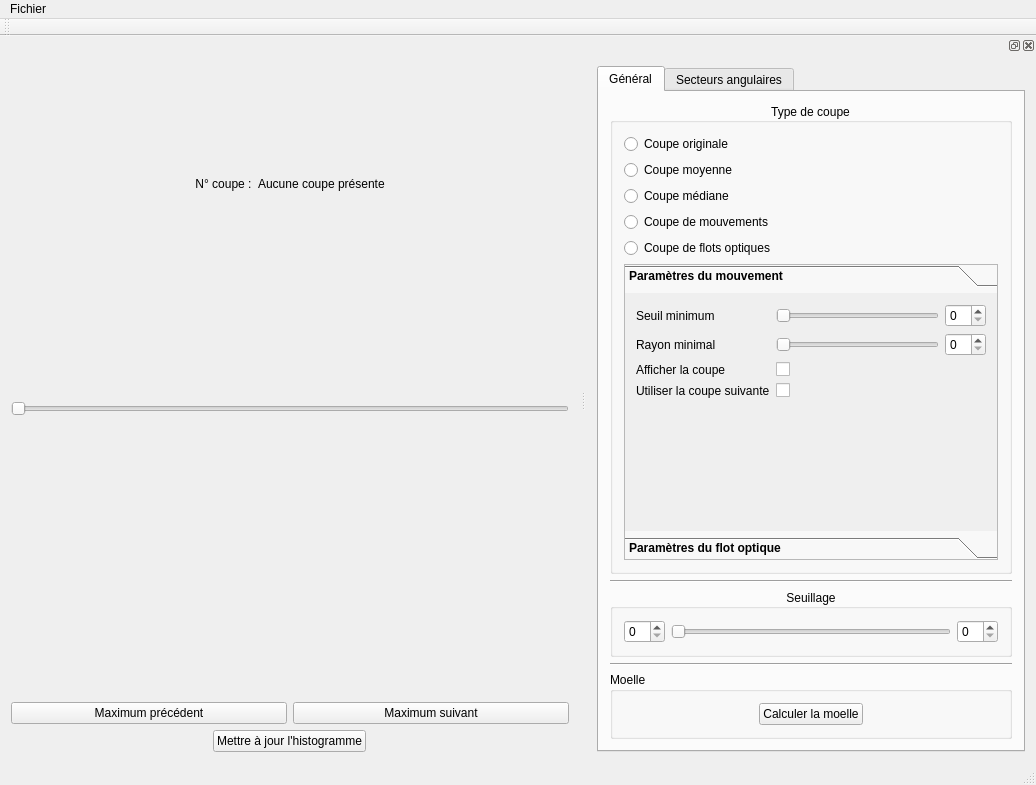
The window that ui/mainwindow.ui (akrah/TKDetection) describes before a commit, drawn with Qt 5.
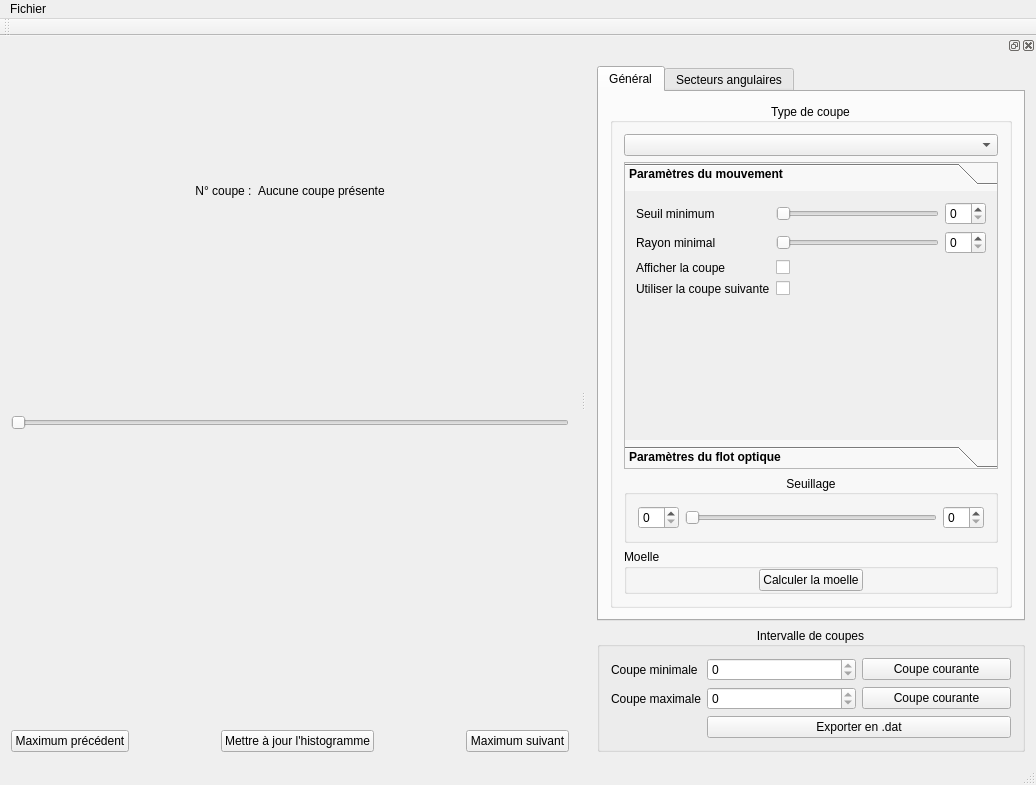
The same window after the commit. Custom widgets are drawn as their Qt base class.

Commit message: Ajout de l'export .dat

The edit to the form file:
```diff
--- a/ui/mainwindow.ui
+++ b/ui/mainwindow.ui
@@ -172,19 +172,18 @@
        </widget>
       </item>
       <item>
-       <widget class="QPushButton" name="_buttonNextMaximum">
-        <property name="text">
-         <string>Maximum suivant</string>
+       <spacer name="horizontalSpacer_3">
+        <property name="orientation">
+         <enum>Qt::Horizontal</enum>
         </property>
-       </widget>
-      </item>
-     </layout>
-    </item>
-    <item>
-     <layout class="QHBoxLayout" name="horizontalLayout">
-      <property name="bottomMargin">
-       <number>0</number>
-      </property>
+        <property name="sizeHint" stdset="0">
+         <size>
+          <width>40</width>
+          <height>20</height>
+         </size>
+        </property>
+       </spacer>
+      </item>
       <item>
        <widget class="QPushButton" name="_buttonUpdateSliceHistogram">
         <property name="sizePolicy">
@@ -198,6 +197,26 @@
         </property>
        </widget>
       </item>
+      <item>
+       <spacer name="horizontalSpacer_4">
+        <property name="orientation">
+         <enum>Qt::Horizontal</enum>
+        </property>
+        <property name="sizeHint" stdset="0">
+         <size>
+          <width>40</width>
+          <height>20</height>
+         </size>
+        </property>
+       </spacer>
+      </item>
+      <item>
+       <widget class="QPushButton" name="_buttonNextMaximum">
+        <property name="text">
+         <string>Maximum suivant</string>
+        </property>
+       </widget>
+      </item>
      </layout>
     </item>
    </layout>
@@ -235,7 +254,7 @@
    <property name="minimumSize">
     <size>
      <width>450</width>
-     <height>601</height>
+     <height>683</height>
     </size>
    </property>
    <property name="floating">
@@ -266,39 +285,7 @@
            </property>
            <layout class="QVBoxLayout" name="verticalLayout">
             <item>
-             <widget class="QRadioButton" name="_radioCurrentSlice">
-              <property name="text">
-               <string>Coupe originale</string>
-              </property>
-             </widget>
-            </item>
-            <item>
-             <widget class="QRadioButton" name="_radioAverageSlice">
-              <property name="text">
-               <string>Coupe moyenne</string>
-              </property>
-             </widget>
-            </item>
-            <item>
-             <widget class="QRadioButton" name="_radioMedianSlice">
-              <property name="text">
-               <string>Coupe médiane</string>
-              </property>
-             </widget>
-            </item>
-            <item>
-             <widget class="QRadioButton" name="_radioMovementSlice">
-              <property name="text">
-               <string>Coupe de mouvements</string>
-              </property>
-             </widget>
-            </item>
-            <item>
-             <widget class="QRadioButton" name="_radioFlowSlice">
-              <property name="text">
-               <string>Coupe de flots optiques</string>
-              </property>
-             </widget>
+             <widget class="QComboBox" name="_comboSliceType"/>
             </item>
             <item>
              <widget class="QToolBox" name="_toolboxSliceParameters">
@@ -317,7 +304,7 @@
                  <x>0</x>
                  <y>0</y>
                  <width>382</width>
-                 <height>231</height>
+                 <height>152</height>
                 </rect>
                </property>
                <attribute name="label">
@@ -476,7 +463,7 @@
                  <x>0</x>
                  <y>0</y>
                  <width>382</width>
-                 <height>231</height>
+                 <height>152</height>
                 </rect>
                </property>
                <attribute name="label">
@@ -605,16 +592,6 @@
               </widget>
              </widget>
             </item>
-           </layout>
-          </widget>
-         </item>
-         <item>
-          <widget class="Line" name="line">
-           <property name="orientation">
-            <enum>Qt::Horizontal</enum>
-           </property>
-          </widget>
-         </item>
          <item>
           <widget class="QGroupBox" name="groupBox_2">
            <property name="title">
@@ -647,19 +624,15 @@
            </layout>
           </widget>
          </item>
-         <item>
-          <widget class="Line" name="line_3">
-           <property name="orientation">
-            <enum>Qt::Horizontal</enum>
-           </property>
-          </widget>
-         </item>
          <item>
           <widget class="QGroupBox" name="groupBox_3">
            <property name="title">
             <string>Moelle</string>
            </property>
            <layout class="QHBoxLayout" name="horizontalLayout_11">
+               <property name="margin">
+                <number>0</number>
+               </property>
             <item>
              <widget class="QPushButton" name="_buttonComputeMarrow">
               <property name="sizePolicy">
@@ -678,6 +651,9 @@
          </item>
         </layout>
        </widget>
+         </item>
+        </layout>
+       </widget>
        <widget class="QWidget" name="_tabSectors">
         <attribute name="title">
          <string>Secteurs angulaires</string>
@@ -729,74 +705,6 @@
            </layout>
           </widget>
          </item>
-         <item>
-          <widget class="QGroupBox" name="groupBox_7">
-           <property name="title">
-            <string>Intervalle de coupes</string>
-           </property>
-           <property name="alignment">
-            <set>Qt::AlignCenter</set>
-           </property>
-           <layout class="QFormLayout" name="formLayout_3">
-            <property name="fieldGrowthPolicy">
-             <enum>QFormLayout::AllNonFixedFieldsGrow</enum>
-            </property>
-            <item row="0" column="0">
-             <widget class="QLabel" name="label_7">
-              <property name="text">
-               <string>Coupe minimale</string>
-              </property>
-             </widget>
-            </item>
-            <item row="0" column="1">
-             <layout class="QHBoxLayout" name="horizontalLayout_5">
-              <item>
-               <widget class="QSpinBox" name="_spinMinSectorSlice">
-                <property name="maximum">
-                 <number>0</number>
-                </property>
-               </widget>
-              </item>
-              <item>
-               <widget class="QPushButton" name="_buttonSliceMinimalSector">
-                <property name="text">
-                 <string>Coupe courante</string>
-                </property>
-               </widget>
-              </item>
-             </layout>
-            </item>
-            <item row="1" column="0">
-             <widget class="QLabel" name="label_8">
-              <property name="text">
-               <string>Coupe maximale</string>
-              </property>
-             </widget>
-            </item>
-            <item row="1" column="1">
-             <layout class="QHBoxLayout" name="horizontalLayout_6">
-              <property name="bottomMargin">
-               <number>0</number>
-              </property>
-              <item>
-               <widget class="QSpinBox" name="_spinMaxSectorSlice">
-                <property name="maximum">
-                 <number>0</number>
-                </property>
-               </widget>
-              </item>
-              <item>
-               <widget class="QPushButton" name="_buttonSliceMaximalSector">
-                <property name="text">
-                 <string>Coupe courante</string>
-                </property>
-               </widget>
-              </item>
-             </layout>
-            </item>
-           </layout>
-          </widget>
-         </item>
          <item>
           <widget class="QGroupBox" name="groupBox_5">
            <property name="title">
@@ -827,13 +735,6 @@
            </property>
           </widget>
          </item>
-         <item>
-          <widget class="Line" name="line_2">
-           <property name="orientation">
-            <enum>Qt::Horizontal</enum>
-           </property>
-          </widget>
-         </item>
          <item>
           <widget class="QTabWidget" name="tabWidget">
            <property name="tabPosition">
@@ -923,6 +824,81 @@
        </widget>
       </widget>
      </item>
+     <item>
+      <widget class="QGroupBox" name="groupBox_7">
+       <property name="title">
+        <string>Intervalle de coupes</string>
+       </property>
+       <property name="alignment">
+        <set>Qt::AlignCenter</set>
+       </property>
+       <layout class="QFormLayout" name="formLayout_3">
+        <property name="fieldGrowthPolicy">
+         <enum>QFormLayout::AllNonFixedFieldsGrow</enum>
+        </property>
+        <item row="0" column="0">
+         <widget class="QLabel" name="label_7">
+          <property name="text">
+           <string>Coupe minimale</string>
+          </property>
+         </widget>
+        </item>
+        <item row="1" column="0">
+         <widget class="QLabel" name="label_8">
+          <property name="text">
+           <string>Coupe maximale</string>
+          </property>
+         </widget>
+        </item>
+        <item row="1" column="1">
+         <layout class="QHBoxLayout" name="horizontalLayout_6">
+          <property name="bottomMargin">
+           <number>0</number>
+          </property>
+          <item>
+           <widget class="QSpinBox" name="_spinMaxSlice">
+            <property name="maximum">
+             <number>0</number>
+            </property>
+           </widget>
+          </item>
+          <item>
+           <widget class="QPushButton" name="_buttonMaxSlice">
+            <property name="text">
+             <string>Coupe courante</string>
+            </property>
+           </widget>
+          </item>
+         </layout>
+        </item>
+        <item row="0" column="1">
+         <layout class="QHBoxLayout" name="horizontalLayout_5">
+          <item>
+           <widget class="QSpinBox" name="_spinMinSlice">
+            <property name="maximum">
+             <number>0</number>
+            </property>
+           </widget>
+          </item>
+          <item>
+           <widget class="QPushButton" name="_buttonMinSlice">
+            <property name="text">
+             <string>Coupe courante</string>
+            </property>
+           </widget>
+          </item>
+         </layout>
+        </item>
+        <item row="2" column="1">
+         <widget class="QPushButton" name="_buttonDatExport">
+          <property name="text">
+           <string>Exporter en .dat</string>
+          </property>
+         </widget>
+        </item>
+       </layout>
+      </widget>
+     </item>
     </layout>
    </widget>
   </widget>
```
Lines whose indentation alone changed are shown as unchanged. The commit also changes 11 other files.
